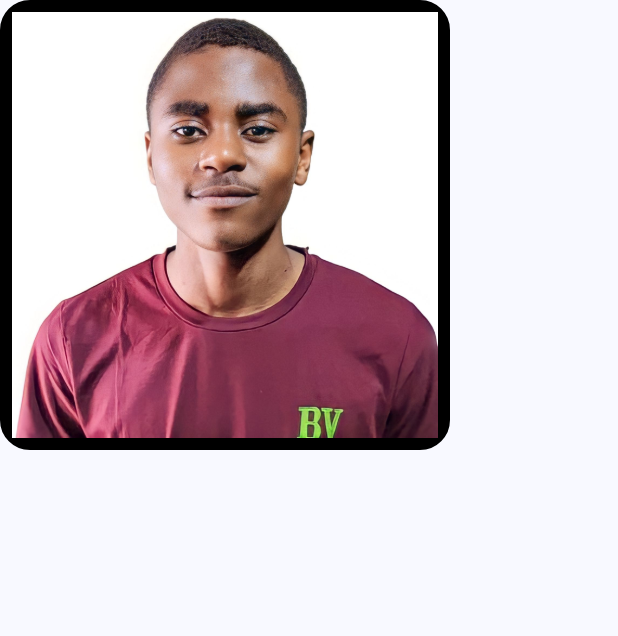
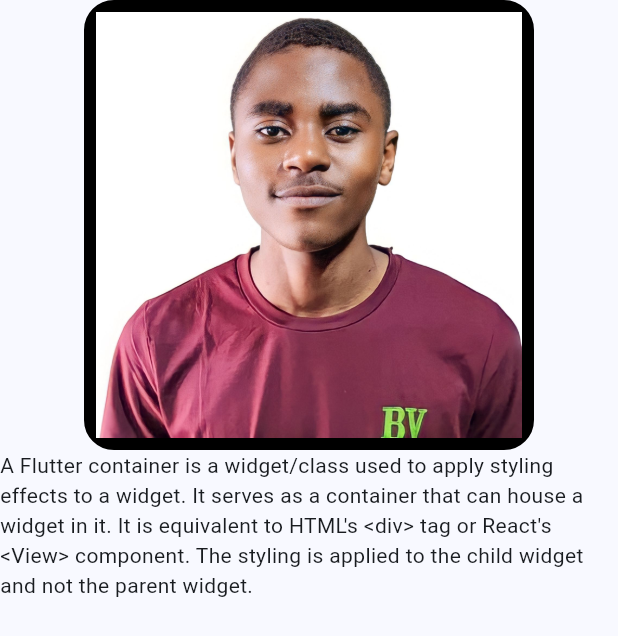
Before and after one commit to delbertkimbi/Widget-of-the-day, a Flutter app: the screen it shows after launch, after a tap on "Container", on a phone screen of 412 x 824 dp. Shown: the top 636 px of the screen. Run offline on Flutter 3.47's test engine with Material 3 defaults, Android fonts, the phone set to English and light mode, and no system bars.

Commit message:
Page structure

```diff
--- a/flutter_widgets/lib/container.dart
+++ b/flutter_widgets/lib/container.dart
@@ -7,7 +7,9 @@ class ContainerPage extends StatelessWidget {
   Widget build(BuildContext context) {
     return Scaffold(
       /// The Wiget of the day(Container)
-      body: Container(
+      body: Column(
+        children: [
+          Container(
             height: 300,
             width: 300,
             //Interesting decoration property
@@ -26,6 +28,11 @@ class ContainerPage extends StatelessWidget {
               ),
             ),
           ),
+         const Center(
+            child: Text("A Flutter container is a widget/class used to apply styling effects to a widget. It serves as a container that can house a widget in it. It is equivalent to HTML's <div> tag or React's <View> component. The styling is applied to the child widget and not the parent widget."),
+          )
+        ],
+      ),
     );
   }
 }
--- /dev/null
+++ b/flutter_widgets/lib/homedata.dart
@@ -0,0 +1,11 @@
+import 'package:flutter/material.dart';
+
+class HomeData extends StatelessWidget {
+
+  const HomeData({super.key});
+
+  @override
+  Widget build(BuildContext context) {
+    return const Placeholder();
+  }
+}
--- a/flutter_widgets/lib/main.dart
+++ b/flutter_widgets/lib/main.dart
@@ -1,5 +1,5 @@
 import 'package:flutter/material.dart';
-import 'package:flutter_widgets/container.dart';
+import 'package:flutter_widgets/myhomepage.dart';
 
 void main() {
   runApp(const MyApp());
@@ -18,88 +18,9 @@ class MyApp extends StatelessWidget {
       ),
       home: const MyHomePage(
         title: 'Widget of the day',
+        widgetName: "Container",
+        widgetNumber: 1,
       ),
     );
   }
 }
-
-class MyHomePage extends StatefulWidget {
-  const MyHomePage({super.key, required this.title});
-
-  final String title;
-
-  @override
-  State<MyHomePage> createState() => _MyHomePageState();
-}
-
-class _MyHomePageState extends State<MyHomePage> {
-  @override
-  Widget build(BuildContext context) {
-    return Scaffold(
-      backgroundColor: const Color.fromARGB(255, 183, 233, 228),
-      appBar: AppBar(
-        backgroundColor: Theme.of(context).colorScheme.inversePrimary,
-        title: Center(
-          child: Text(
-            widget.title,
-            style: const TextStyle(color: Colors.black),
-          ),
-        ),
-      ),
-      body: Padding(
-        padding: const EdgeInsets.all(8.0),
-        child: SingleChildScrollView(
-          child: Column(
-            mainAxisAlignment: MainAxisAlignment.start,
-            children: <Widget>[
-              const Text(
-                "Widget 1",
-                style: TextStyle(
-                  fontSize: 17,
-                ),
-              ),
-              TextButton(
-                onPressed: () {
-                  Navigator.of(context).push(
-                    MaterialPageRoute(
-                      builder: (context) => const ContainerPage(),
-                    ),
-                  );
-                },
-                child: const Text(
-                  "Container",
-                  style: TextStyle(
-                    fontSize: 30,
-                    color: Colors.blueAccent,
-                  ),
-                ),
-              ),
-              Center(
-                child: Container(
-                  height: 150,
-                  width: 300,
-                  decoration: BoxDecoration(
-                    borderRadius: BorderRadius.circular(20),
-                    border: Border.all(
-                      color: Colors.blue,
-                      width: 5,
-                    ),
-                  ),
-                  child: const Center(
-                    child: Text(
-                      "This is an App that helps me track my growth in the learn of flutter per day.",
-                      style: TextStyle(
-                        fontSize: 22,
-                        fontWeight: FontWeight.normal,
-                      ),
-                    ),
-                  ),
-                ),
-              ),
-            ],
-          ),
-        ),
-      ),
-    );
-  }
-}
--- /dev/null
+++ b/flutter_widgets/lib/myhomepage.dart
@@ -0,0 +1,119 @@
+import 'package:flutter/material.dart';
+import 'package:flutter_widgets/container.dart';
+
+class MyHomePage extends StatefulWidget {
+  final String title;
+  final String widgetName;
+  final int widgetNumber;
+  const MyHomePage(
+      {super.key, // Declare a key
+      required this.title,
+      required this.widgetName,
+      required this.widgetNumber}); // Pass the key to the super constructor
+
+  @override
+  State<MyHomePage> createState() => _MyHomePageState();
+}
+
+class _MyHomePageState extends State<MyHomePage> {
+  @override
+  Widget build(BuildContext context) {
+    return Scaffold(
+      backgroundColor: Colors.transparent,
+      appBar: AppBar(
+        elevation: 0,
+        centerTitle: true,
+        // backgroundColor: Theme.of(context).colorScheme.inversePrimary,
+        backgroundColor: Colors.blueAccent,
+        // Making the appbar have circular radius
+        shape: const RoundedRectangleBorder(
+          borderRadius: BorderRadius.vertical(
+            bottom: Radius.circular(0),
+          ),
+        ),
+
+        title: Center(
+          child: Text(
+            widget.title,
+            style: const TextStyle(
+                color: Colors.white, fontWeight: FontWeight.bold),
+          ),
+        ),
+      ),
+      body: SingleChildScrollView(
+        child: Container(
+          decoration: const BoxDecoration(
+            image: DecorationImage(
+              image: AssetImage("assets/program.jpg"),
+              fit: BoxFit.cover,
+            ),
+          ),
+          child: Padding(
+            padding: const EdgeInsets.all(8.0),
+            child: Column(
+              mainAxisAlignment: MainAxisAlignment.start,
+              children: <Widget>[
+                Center(
+                  child: Container(
+                    height: 150,
+                    width: 300,
+                    decoration: BoxDecoration(
+                      borderRadius: BorderRadius.circular(20),
+                      border: Border.all(
+                        color: Colors.blue,
+                        width: 5,
+                      ),
+                    ),
+                    child: const Center(
+                      child: Text(
+                        "This is an App that helps me track my growth in the learn of flutter per day.",
+                        style: TextStyle(
+                          fontSize: 23,
+                          color: Colors.white,
+                          fontWeight: FontWeight.normal,
+                        ),
+                      ),
+                    ),
+                  ),
+                ),
+                const SizedBox(
+                  height: 30,
+                ),
+
+
+                /// Data get
+                Text(
+                  'Widget ${widget.widgetNumber}',
+                  style: const TextStyle(
+                    color: Colors.white,
+                    fontWeight: FontWeight.bold,
+                    fontSize: 17,
+                  ),
+                ),
+                TextButton(
+                  onPressed: () {
+                    Navigator.of(context).push(
+                      MaterialPageRoute(
+                        builder: (context) => const ContainerPage(),
+                      ),
+                    );
+                  },
+                  child: Text(
+                    widget.widgetName,
+                    style: const TextStyle(
+                      fontSize: 30,
+                      color: Colors.blueAccent,
+                    ),
+                  ),
+                ),
+                const SizedBox(
+                  height: 10,
+                ),
+              ],
+            ),
+          ),
+        ),
+      ),
+    );
+  }
+}
```
Also changed, not shown: flutter_widgets/lib/widgets/expanded.dart (added, +48 -0 lines). Lines whose indentation alone changed are shown as unchanged.
